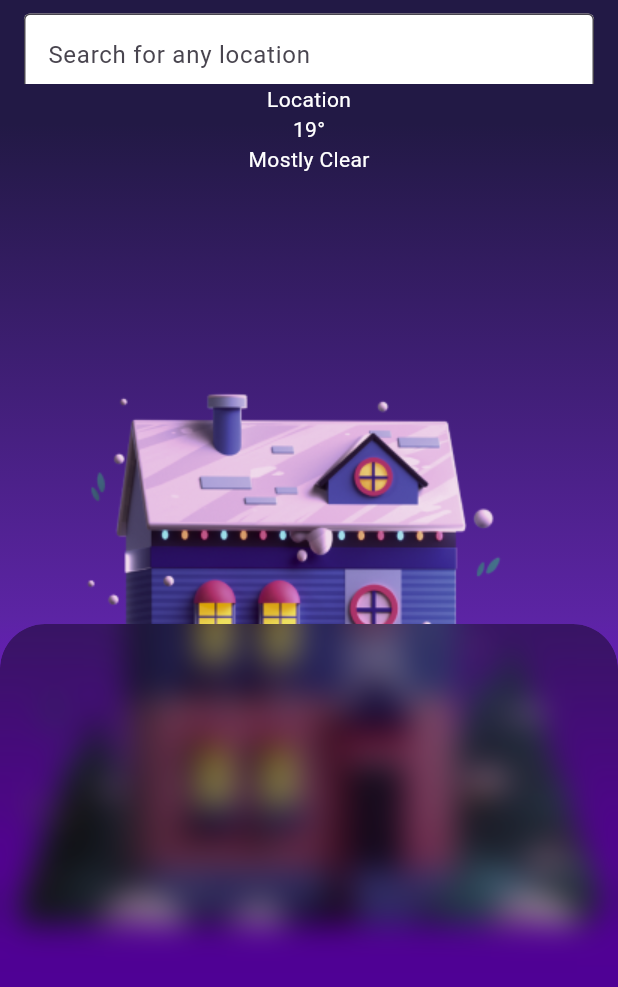
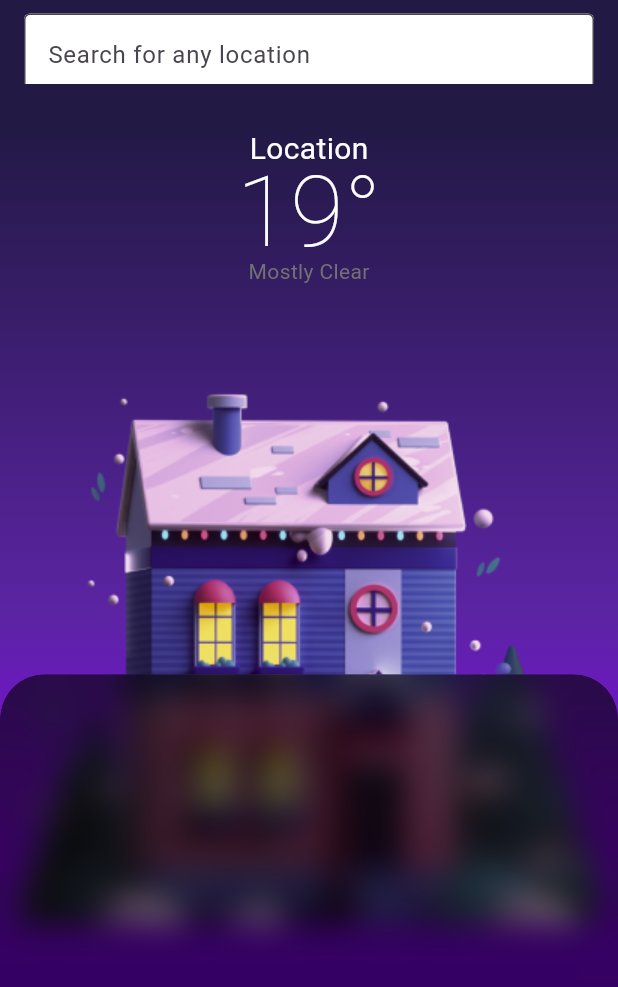
Before and after one commit to Leskarx/SkyCast, a Flutter app: the screen it shows after launch, on a phone screen of 412 x 824 dp. Shown: the top 987 px of the screen. Run offline on Flutter 3.47's test engine with Material 3 defaults, Android fonts, the phone set to English and light mode, and no system bars; our stand-ins replace google_fonts, lottie.

Commit message:
screenheight

```diff
--- a/lib/homePage.dart
+++ b/lib/homePage.dart
@@ -50,6 +50,7 @@ class _homePageState extends State<homePage>
 
   @override
   Widget build(BuildContext context) {
+       double screenHeight = MediaQuery.of(context).size.height;
     return Container(
       decoration: const BoxDecoration(
         gradient: LinearGradient(
@@ -98,30 +99,42 @@ class _homePageState extends State<homePage>
               opacity: _fadeInAnimation,
               child: Center(
                 child: Column(
+                  mainAxisAlignment: MainAxisAlignment.spaceBetween,
                   children: [
-                    const Column(
+
+                     Padding(
+                      padding:  EdgeInsets.all(screenHeight/25),
+                      child:  const Column(
                         mainAxisAlignment: MainAxisAlignment.center,
                         children: [
                           Text(
                             "Location",
-                          style: TextStyle(color: Colors.white),
+                            style: TextStyle(
+                               fontSize: 20,
+                               height: 1,
+                              color: Colors.white),
                           ),
                           Text(
                             "19°",
-                          style: TextStyle(color: Colors.white),
+                            style: TextStyle(
+                              fontSize: 65,
+
+                              fontWeight: FontWeight.w100,
+                                  height: 1,
+                              color: Colors.white),
                           ),
                           Text(
                             "Mostly Clear",
-                          style: TextStyle(color: Colors.white),
+                            style: TextStyle(
+                               height: 1,
+                              color: Color.fromARGB(255, 114, 114, 114)),
                           ),
                         ],
                       ),
-                    SizedBox(
-                      height: 300,
                     ),
+
                     // Image.asset("assets/images/House.png"),
-                    Expanded(
-                      child: ClipRRect(
+                    ClipRRect(
                       borderRadius: const BorderRadius.only(
                         topRight: Radius.circular(30),
                         topLeft: Radius.circular(30),
@@ -129,12 +142,13 @@ class _homePageState extends State<homePage>
                       child: BackdropFilter(
                         filter: ImageFilter.blur(sigmaX: 10.0, sigmaY: 10.0),
                         child: Container(
+                          height: screenHeight/2.2,
                           decoration: BoxDecoration(
-                              color: Colors.black.withOpacity(0.4),
+
+                            color: Colors.black.withOpacity(0.6),
                             borderRadius: const BorderRadius.only(
                               topRight: Radius.circular(30),
                               topLeft: Radius.circular(30),
-                              ),
                             ),
                           ),
                         ),
--- a/lib/main.dart
+++ b/lib/main.dart
@@ -1,5 +1,5 @@
 import 'package:flutter/material.dart';
-import 'package:flutter_application_1/homePage.dart';
+// import 'package:flutter_application_1/homePage.dart';
 import 'package:flutter_application_1/splashScreen.dart';
 
 
@@ -15,8 +15,8 @@ class Myapp extends StatelessWidget{
     return const MaterialApp(
       debugShowCheckedModeBanner: false,
 
-      // home: Splashscreen()
-      home: homePage(),
+      home: Splashscreen()
+      // home: homePage(),
     );
 
   }
--- a/lib/splashScreen.dart
+++ b/lib/splashScreen.dart
@@ -16,7 +16,7 @@ class _SplashscreenState extends State<Splashscreen> {
   @override
   void initState() {
     super.initState();
-    Timer(const Duration(seconds: 2), () {
+    Timer(const Duration(seconds: 3), () {
       Navigator.pushReplacement(
           context,
           MaterialPageRoute(
```
Lines whose indentation alone changed are shown as unchanged.
